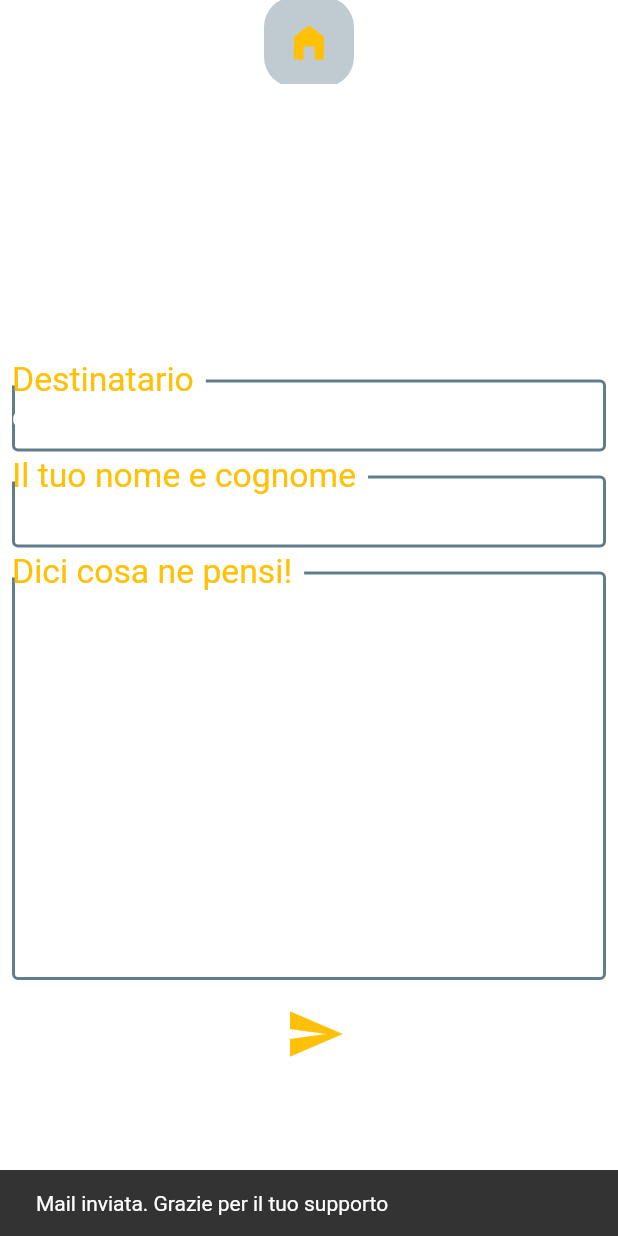
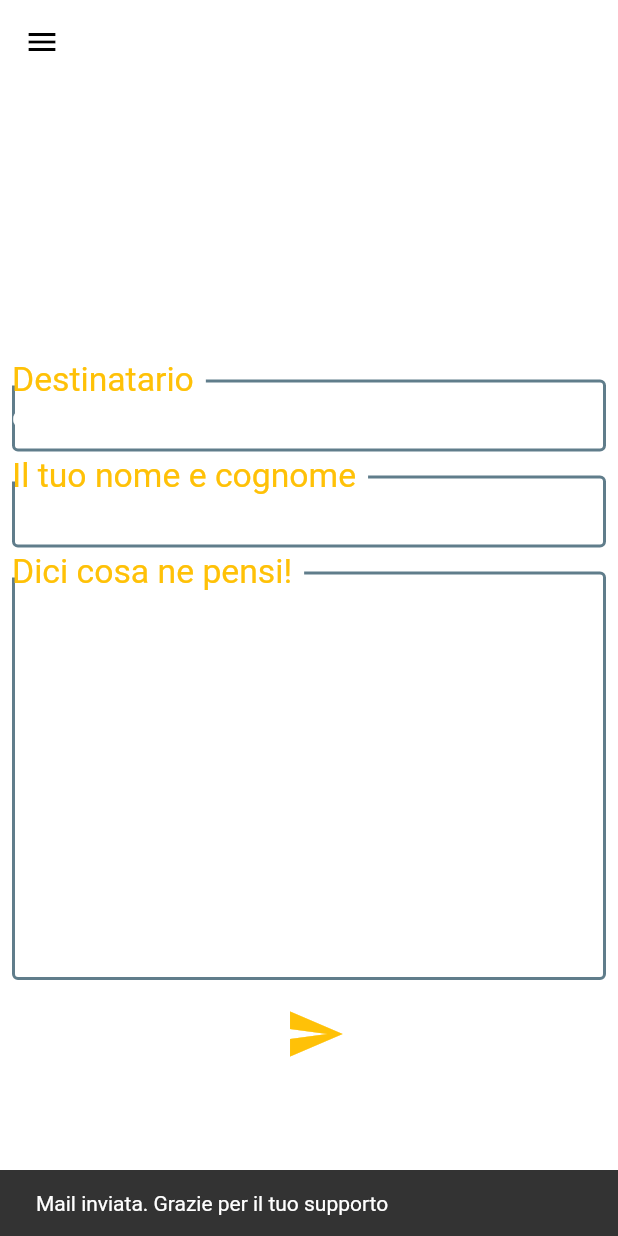
Before and after one commit to smnprc91/Drinks_App, a Flutter app: the EmailSender screen opened by its route, after a tap on the "send" icon, on a phone screen of 412 x 824 dp. Run offline on Flutter 3.47's test engine with Material 2 defaults, Android fonts, the phone set to English and light mode, and no system bars; our stand-ins replace carousel_slider, introduction_screen, rxdart, shared_preferences; missing offline and left inert: firebase_core_web, firebase_messaging_web, flutter_email_sender, shared_preferences_web; accounts and stored records are empty; network calls fail.

Commit message:
pulito il codice

```diff
--- a/lib/Models/drinksofday.dart
+++ b/lib/Models/drinksofday.dart
@@ -16,7 +16,7 @@ class DayDrinks {
   List<String> ingredienti;
   List<String> steps;
 
-//TODO: Finire di aggiornare il model
+
   static DayDrinks createFromXml(xml.XmlElement node) {
     return DayDrinks(
       node.findElements('img').first.text,
--- a/lib/routes/Routes.dart
+++ b/lib/routes/Routes.dart
@@ -2,10 +2,12 @@ import 'package:flutter/material.dart';
 import 'package:progdrinks/screen/detailsscreen/favscreen.dart';
 import 'package:progdrinks/screen/homepage.dart';
 import 'package:progdrinks/screen/mailform/mailform.dart';
+import 'package:progdrinks/screen/news/newspage.dart';
 
 
 Map<String, WidgetBuilder> customRoutes = <String, WidgetBuilder>{
   HomePage.routeName: (context) => HomePage(),
   EmailSender.routeName: (context) => EmailSender(),
   FavScreen.routeName: (context) => FavScreen(),
+  NewsPage.routeName: (context) =>NewsPage(),
 };
--- a/lib/screen/detailsscreen/favscreen.dart
+++ b/lib/screen/detailsscreen/favscreen.dart
@@ -28,6 +28,8 @@ class _FavScreenState extends State<FavScreen> {
             List<Drink> drinks = risultatoDelloStream.data as List<Drink>;
 
             return Scaffold(
+              appBar: MyAppBar(),
+               drawer: Drawers(),
                 body: Container(
                     height: MediaQuery.of(context).size.height,
                     width: MediaQuery.of(context).size.width,
--- a/lib/screen/drawer/drawer.dart
+++ b/lib/screen/drawer/drawer.dart
@@ -3,7 +3,7 @@ import 'package:progdrinks/screen/detailsscreen/favscreen.dart';
 import 'package:progdrinks/screen/drawer/drawerItem.dart';
 import 'package:progdrinks/screen/homepage.dart';
 import 'package:progdrinks/screen/mailform/mailform.dart';
-
+import 'package:progdrinks/screen/news/newspage.dart';
 
 class Drawers extends StatelessWidget {
   Drawers({Key? key}) : super(key: key);
@@ -18,7 +18,7 @@ class Drawers extends StatelessWidget {
         name: 'Contattaci',
         icon: Icons.contact_phone,
         routeName: EmailSender.routeName),
-    DrawerItem(name: 'Note', icon: Icons.info_rounded),
+    DrawerItem(name: 'news', icon: Icons.new_label_sharp, routeName: NewsPage.routeName),
   ];
 
   @override
@@ -28,7 +28,6 @@ class Drawers extends StatelessWidget {
         children: [
           _buildDrawerHeader(context),
           ..._drawerItems,
-
         ],
       ),
     );
--- a/lib/screen/homepage.dart
+++ b/lib/screen/homepage.dart
@@ -6,7 +6,7 @@ import 'package:progdrinks/bloc/bloc.dart';
 import 'package:progdrinks/models/categoria.dart';
 import 'package:progdrinks/screen/cocktails/cocktails.dart';
 import 'package:progdrinks/screen/drawer/drawer.dart';
-import 'package:progdrinks/widgets/myappbarhome.dart';
+import 'package:progdrinks/widgets/myappbar.dart';
 import 'package:progdrinks/widgets/mydrinkofdaysection.dart';
 
 class HomePage extends StatefulWidget {
@@ -30,7 +30,7 @@ class _HomePageState extends State<HomePage> {
     return Scaffold(
         drawer: Drawers(),
         extendBodyBehindAppBar: true,
-        appBar: MyAppBarHome(),
+        appBar:MyAppBar(),
         body: StreamBuilder(
             stream: bloc.streamCategoria,
             builder: (context, risultatoDelloStream) {
--- a/lib/services/xmldod.dart
+++ b/lib/services/xmldod.dart
@@ -1,7 +1,7 @@
 import 'package:http/http.dart' as http;
 import 'package:xml/xml.dart' as xml;
 import 'dart:async' show Future;
-import 'package:progdrinks/Models/drinksofday.dart';
+import 'package:progdrinks/models/drinksofday.dart';
 
 class XmlFetchService {
 
--- a/lib/widgets/myappbar.dart
+++ b/lib/widgets/myappbar.dart
@@ -12,32 +12,11 @@ class _MyAppBarState extends State<MyAppBar> {
   @override
   Widget build(BuildContext context) {
     return AppBar(
-      automaticallyImplyLeading: false,
+
       elevation: 0,
       backgroundColor: Colors.transparent,
       centerTitle: true,
-      title: Builder(
-        builder: (context) {
-          return Container(
-            height: 60,
-            width: 60,
-            decoration: new BoxDecoration(
-                color: Colors.blueGrey.withOpacity(0.4),
-                borderRadius: new BorderRadius.all(Radius.circular(20))),
-            alignment: Alignment.center,
-            child: IconButton(
-              icon: const Icon(
-                Icons.home_filled,
-                color: Colors.amber,
-                size: 30,
-              ),
-              onPressed: () {
-             Scaffold.of(context).openDrawer();
-              },
-            ),
-          );
-        },
-      ),
+
     );
   }
 }
```
Also changed, not shown: lib/screen/dod/dodscreen.dart (+2 -5 lines), lib/screen/news/newspage.dart (+28 -33 lines), lib/services/data/update.dart (deleted, +0 -28 lines), lib/widgets/myappbarhome.dart (deleted, +0 -44 lines), lib/widgets/widgetdeprecati/MyNews.dart (deleted, +0 -27 lines).
